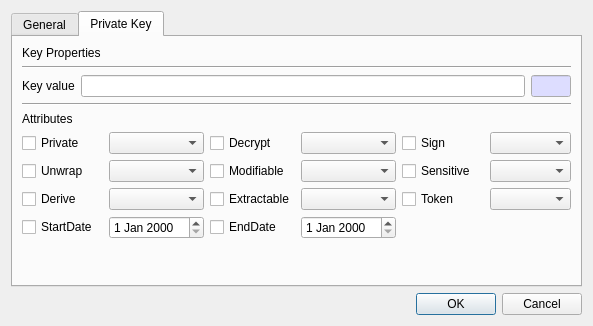
This is CryptokiMan/create_dsa_pri_key_dlg.ui in jykim74/CryptokiMan as Qt 5 draws it before an edit. The edited form follows.
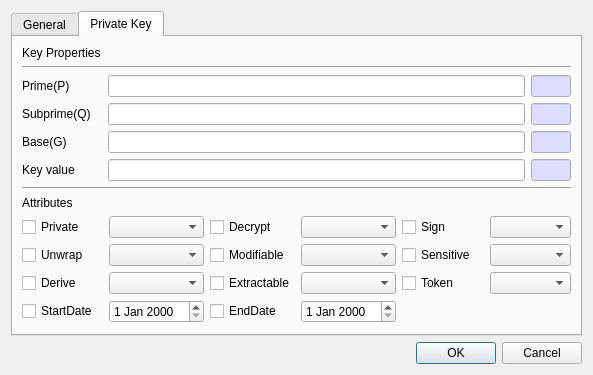
This is the edited form.

Commit message: Create DSA Pri 키에서 P,Q,G 값 입력 지원

Patch:
```diff
--- a/CryptokiMan/create_dsa_pri_key_dlg.ui
+++ b/CryptokiMan/create_dsa_pri_key_dlg.ui
@@ -7,7 +7,7 @@
     <x>0</x>
     <y>0</y>
     <width>593</width>
-    <height>326</height>
+    <height>363</height>
    </rect>
   </property>
   <property name="windowTitle">
@@ -354,18 +354,228 @@
          <property name="topMargin">
           <number>0</number>
          </property>
-         <item row="0" column="1">
+         <item row="3" column="1">
           <widget class="QLineEdit" name="mKeyValueText"/>
          </item>
-         <item row="0" column="0">
+         <item row="3" column="0">
           <widget class="QLabel" name="label_11">
            <property name="text">
             <string>Key value</string>
            </property>
           </widget>
          </item>
-         <item row="0" column="2">
+         <item row="1" column="0">
+          <widget class="QLabel" name="label_13">
+           <property name="text">
+            <string>Subprime(Q)</string>
+           </property>
+          </widget>
+         </item>
+         <item row="3" column="2">
           <widget class="QLineEdit" name="mKeyValueLenText">
+           <property name="minimumSize">
+            <size>
+             <width>40</width>
+             <height>0</height>
+            </size>
+           </property>
+           <property name="maximumSize">
+            <size>
+             <width>40</width>
+             <height>16777215</height>
+            </size>
+           </property>
+           <property name="palette">
+            <palette>
+             <active>
+              <colorrole role="Base">
+               <brush brushstyle="SolidPattern">
+                <color alpha="255">
+                 <red>221</red>
+                 <green>221</green>
+                 <blue>255</blue>
+                </color>
+               </brush>
+              </colorrole>
+             </active>
+             <inactive>
+              <colorrole role="Base">
+               <brush brushstyle="SolidPattern">
+                <color alpha="255">
+                 <red>221</red>
+                 <green>221</green>
+                 <blue>255</blue>
+                </color>
+               </brush>
+              </colorrole>
+             </inactive>
+             <disabled>
+              <colorrole role="Base">
+               <brush brushstyle="SolidPattern">
+                <color alpha="255">
+                 <red>240</red>
+                 <green>240</green>
+                 <blue>240</blue>
+                </color>
+               </brush>
+              </colorrole>
+             </disabled>
+            </palette>
+           </property>
+           <property name="readOnly">
+            <bool>true</bool>
+           </property>
+          </widget>
+         </item>
+         <item row="2" column="0">
+          <widget class="QLabel" name="label_10">
+           <property name="text">
+            <string>Base(G)</string>
+           </property>
+          </widget>
+         </item>
+         <item row="0" column="0">
+          <widget class="QLabel" name="label_14">
+           <property name="minimumSize">
+            <size>
+             <width>80</width>
+             <height>0</height>
+            </size>
+           </property>
+           <property name="maximumSize">
+            <size>
+             <width>80</width>
+             <height>16777215</height>
+            </size>
+           </property>
+           <property name="text">
+            <string>Prime(P)</string>
+           </property>
+          </widget>
+         </item>
+         <item row="2" column="1">
+          <widget class="QLineEdit" name="mGText"/>
+         </item>
+         <item row="1" column="1">
+          <widget class="QLineEdit" name="mQText"/>
+         </item>
+         <item row="0" column="1">
+          <widget class="QLineEdit" name="mPText"/>
+         </item>
+         <item row="0" column="2">
+          <widget class="QLineEdit" name="mPLenText">
+           <property name="minimumSize">
+            <size>
+             <width>40</width>
+             <height>0</height>
+            </size>
+           </property>
+           <property name="maximumSize">
+            <size>
+             <width>40</width>
+             <height>16777215</height>
+            </size>
+           </property>
+           <property name="palette">
+            <palette>
+             <active>
+              <colorrole role="Base">
+               <brush brushstyle="SolidPattern">
+                <color alpha="255">
+                 <red>221</red>
+                 <green>221</green>
+                 <blue>255</blue>
+                </color>
+               </brush>
+              </colorrole>
+             </active>
+             <inactive>
+              <colorrole role="Base">
+               <brush brushstyle="SolidPattern">
+                <color alpha="255">
+                 <red>221</red>
+                 <green>221</green>
+                 <blue>255</blue>
+                </color>
+               </brush>
+              </colorrole>
+             </inactive>
+             <disabled>
+              <colorrole role="Base">
+               <brush brushstyle="SolidPattern">
+                <color alpha="255">
+                 <red>240</red>
+                 <green>240</green>
+                 <blue>240</blue>
+                </color>
+               </brush>
+              </colorrole>
+             </disabled>
+            </palette>
+           </property>
+           <property name="readOnly">
+            <bool>true</bool>
+           </property>
+          </widget>
+         </item>
+         <item row="1" column="2">
+          <widget class="QLineEdit" name="mQLenText">
+           <property name="minimumSize">
+            <size>
+             <width>40</width>
+             <height>0</height>
+            </size>
+           </property>
+           <property name="maximumSize">
+            <size>
+             <width>40</width>
+             <height>16777215</height>
+            </size>
+           </property>
+           <property name="palette">
+            <palette>
+             <active>
+              <colorrole role="Base">
+               <brush brushstyle="SolidPattern">
+                <color alpha="255">
+                 <red>221</red>
+                 <green>221</green>
+                 <blue>255</blue>
+                </color>
+               </brush>
+              </colorrole>
+             </active>
+             <inactive>
+              <colorrole role="Base">
+               <brush brushstyle="SolidPattern">
+                <color alpha="255">
+                 <red>221</red>
+                 <green>221</green>
+                 <blue>255</blue>
+                </color>
+               </brush>
+              </colorrole>
+             </inactive>
+             <disabled>
+              <colorrole role="Base">
+               <brush brushstyle="SolidPattern">
+                <color alpha="255">
+                 <red>240</red>
+                 <green>240</green>
+                 <blue>240</blue>
+                </color>
+               </brush>
+              </colorrole>
+             </disabled>
+            </palette>
+           </property>
+           <property name="readOnly">
+            <bool>true</bool>
+           </property>
+          </widget>
+         </item>
+         <item row="2" column="2">
+          <widget class="QLineEdit" name="mGLenText">
            <property name="minimumSize">
             <size>
              <width>40</width>
```
The commit also changes 5 other files.
